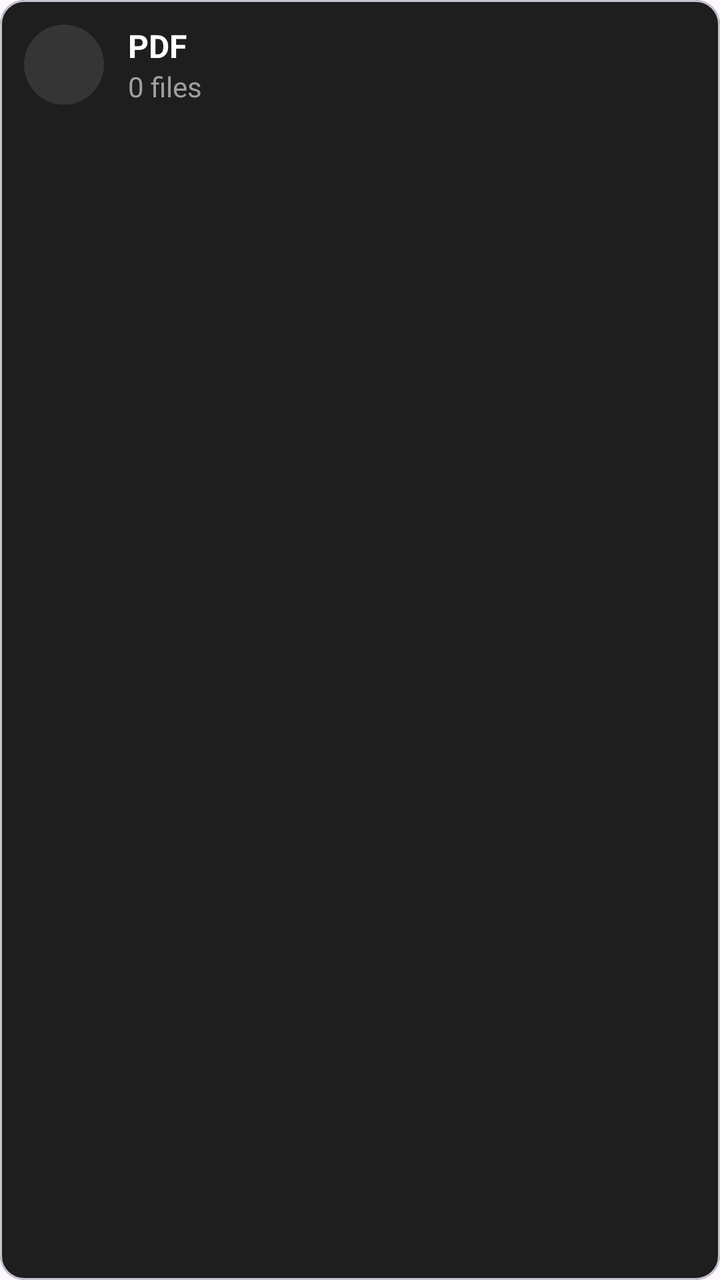
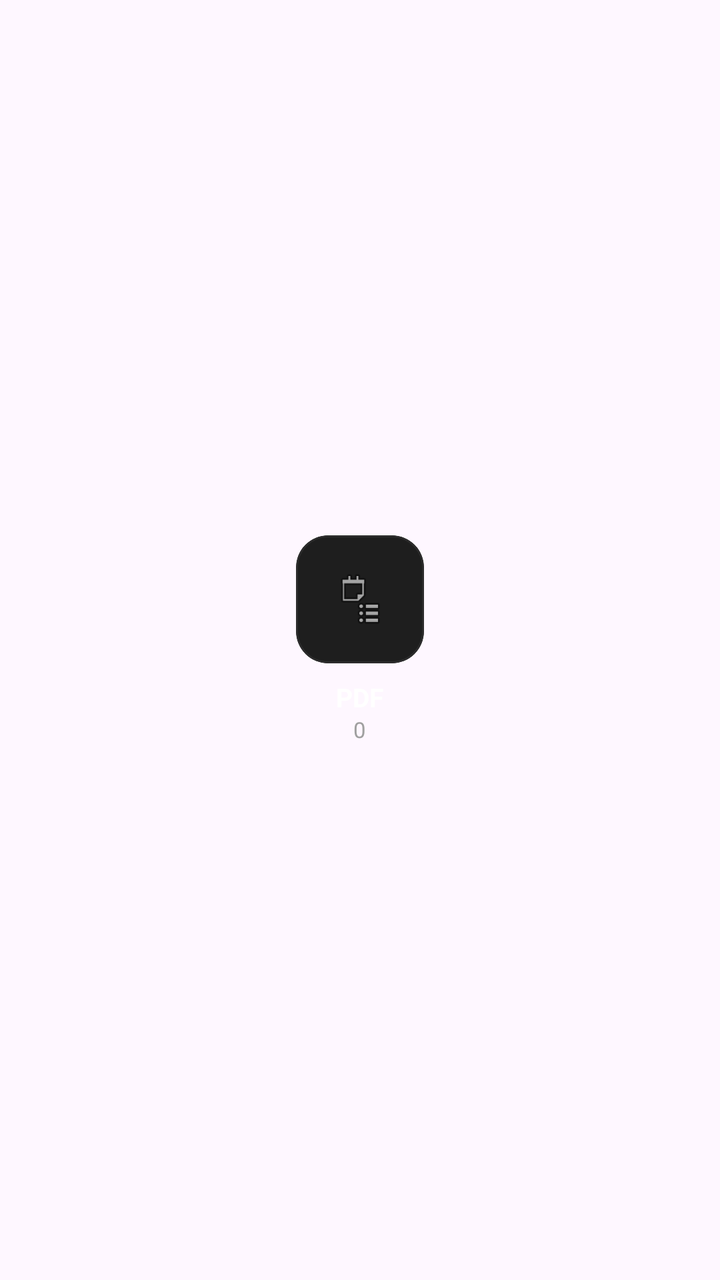

An Android layout rendered at two revisions. The XML below is the earlier revision; the diff shows what the commit changed to produce the second picture.
<!-- AndroidManifest.xml: application theme Theme.Material3.DayNight.NoActionBar -->
<!-- res/layout/item_category.xml -->
<?xml version="1.0" encoding="utf-8"?>
<com.google.android.material.card.MaterialCardView xmlns:android="http://schemas.android.com/apk/res/android"
    xmlns:app="http://schemas.android.com/apk/res-auto"
    android:layout_width="match_parent"
    android:layout_height="wrap_content"
    android:layout_margin="6dp"
    app:cardBackgroundColor="@color/bg_surface"
    app:cardCornerRadius="12dp">

    <LinearLayout
        android:layout_width="match_parent"
        android:layout_height="wrap_content"
        android:gravity="center_vertical"
        android:orientation="horizontal"
        android:padding="12dp">

        <ImageView
            android:id="@+id/ivCategoryIcon"
            android:layout_width="40dp"
            android:layout_height="40dp"
            android:background="@drawable/bg_icon_circle"
            android:padding="8dp" />

        <LinearLayout
            android:layout_width="0dp"
            android:layout_height="wrap_content"
            android:layout_marginStart="12dp"
            android:layout_weight="1"
            android:orientation="vertical">

            <TextView
                android:id="@+id/tvCategoryName"
                android:layout_width="wrap_content"
                android:layout_height="wrap_content"
                android:text="PDF"
                android:textColor="@color/text_primary"
                android:textSize="16sp"
                android:textStyle="bold" />

            <TextView
                android:id="@+id/tvCategoryCount"
                android:layout_width="wrap_content"
                android:layout_height="wrap_content"
                android:text="0 files"
                android:textColor="@color/text_secondary"
                android:textSize="14sp" />
        </LinearLayout>
    </LinearLayout>
</com.google.android.material.card.MaterialCardView>
<!-- resources referenced by this layout -->
<resources>
  <color name="bg_surface">#1E1E1E</color>
  <color name="text_primary">#FFFFFF</color>
  <color name="text_secondary">#A0A0A0</color>
  <!-- drawable bg_icon_circle (drawable) -->
  <?xml version="1.0" encoding="utf-8"?>
  <shape xmlns:android="http://schemas.android.com/apk/res/android"
      android:shape="oval">
      <solid android:color="#1AFFFFFF" /> 
  </shape>
</resources>

<!-- the commit's change to res/layout/item_category.xml (unified diff, before → after) -->
@@ -1,49 +1,45 @@
 <?xml version="1.0" encoding="utf-8"?>
-<com.google.android.material.card.MaterialCardView xmlns:android="http://schemas.android.com/apk/res/android"
-    xmlns:app="http://schemas.android.com/apk/res-auto"
+<LinearLayout xmlns:android="http://schemas.android.com/apk/res/android"
     android:layout_width="match_parent"
     android:layout_height="wrap_content"
-    android:layout_margin="6dp"
-    app:cardBackgroundColor="@color/bg_surface"
-    app:cardCornerRadius="12dp">
+    android:gravity="center"
+    android:orientation="vertical"
+    android:padding="8dp">
 
-    <LinearLayout
-        android:layout_width="match_parent"
-        android:layout_height="wrap_content"
-        android:gravity="center_vertical"
-        android:orientation="horizontal"
-        android:padding="12dp">
+    <com.google.android.material.card.MaterialCardView
+        android:layout_width="64dp"
+        android:layout_height="64dp"
+        app:cardBackgroundColor="#1E1E1E"
+        app:cardCornerRadius="16dp"
+        app:cardElevation="0dp"
+        app:strokeColor="#2C2C2C"
+        app:strokeWidth="1dp"
+        xmlns:app="http://schemas.android.com/apk/res-auto">
 
         <ImageView
             android:id="@+id/ivCategoryIcon"
-            android:layout_width="40dp"
-            android:layout_height="40dp"
-            android:background="@drawable/bg_icon_circle"
-            android:padding="8dp" />
+            android:layout_width="28dp"
+            android:layout_height="28dp"
+            android:layout_gravity="center"
+            android:src="@android:drawable/ic_menu_agenda" />
+    </com.google.android.material.card.MaterialCardView>
 
-        <LinearLayout
-            android:layout_width="0dp"
-            android:layout_height="wrap_content"
-            android:layout_marginStart="12dp"
-            android:layout_weight="1"
-            android:orientation="vertical">
+    <TextView
+        android:id="@+id/tvCategoryName"
+        android:layout_width="wrap_content"
+        android:layout_height="wrap_content"
+        android:layout_marginTop="8dp"
+        android:gravity="center"
+        android:text="PDF"
+        android:textColor="#FFFFFF"
+        android:textSize="13sp"
+        android:textStyle="bold" />
 
-            <TextView
-                android:id="@+id/tvCategoryName"
-                android:layout_width="wrap_content"
-                android:layout_height="wrap_content"
-                android:text="PDF"
-                android:textColor="@color/text_primary"
-                android:textSize="16sp"
-                android:textStyle="bold" />
-
-            <TextView
-                android:id="@+id/tvCategoryCount"
-                android:layout_width="wrap_content"
-                android:layout_height="wrap_content"
-                android:text="0 files"
-                android:textColor="@color/text_secondary"
-                android:textSize="14sp" />
-        </LinearLayout>
-    </LinearLayout>
-</com.google.android.material.card.MaterialCardView>
+    <TextView
+        android:id="@+id/tvCategoryCount"
+        android:layout_width="wrap_content"
+        android:layout_height="wrap_content"
+        android:text="0"
+        android:textColor="#A0A0A0"
+        android:textSize="11sp" />
+</LinearLayout>
<!-- resource entries referenced after the edit -->
@@ -1,13 +1,5 @@
 <!-- resources referenced by this layout -->
 <resources>
-  <color name="bg_surface">#1E1E1E</color>
-  <color name="text_primary">#FFFFFF</color>
-  <color name="text_secondary">#A0A0A0</color>
-  <!-- drawable bg_icon_circle (drawable) -->
-  <?xml version="1.0" encoding="utf-8"?>
-  <shape xmlns:android="http://schemas.android.com/apk/res/android"
-      android:shape="oval">
-      <solid android:color="#1AFFFFFF" /> 
-  </shape>
+
 </resources>
 
